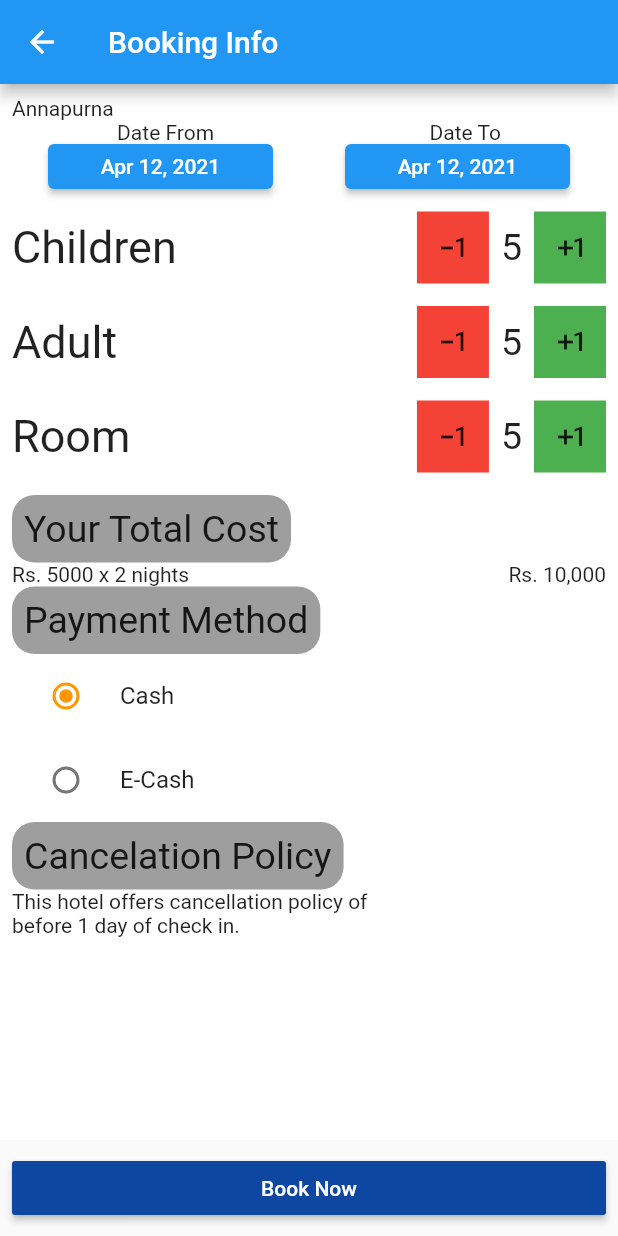
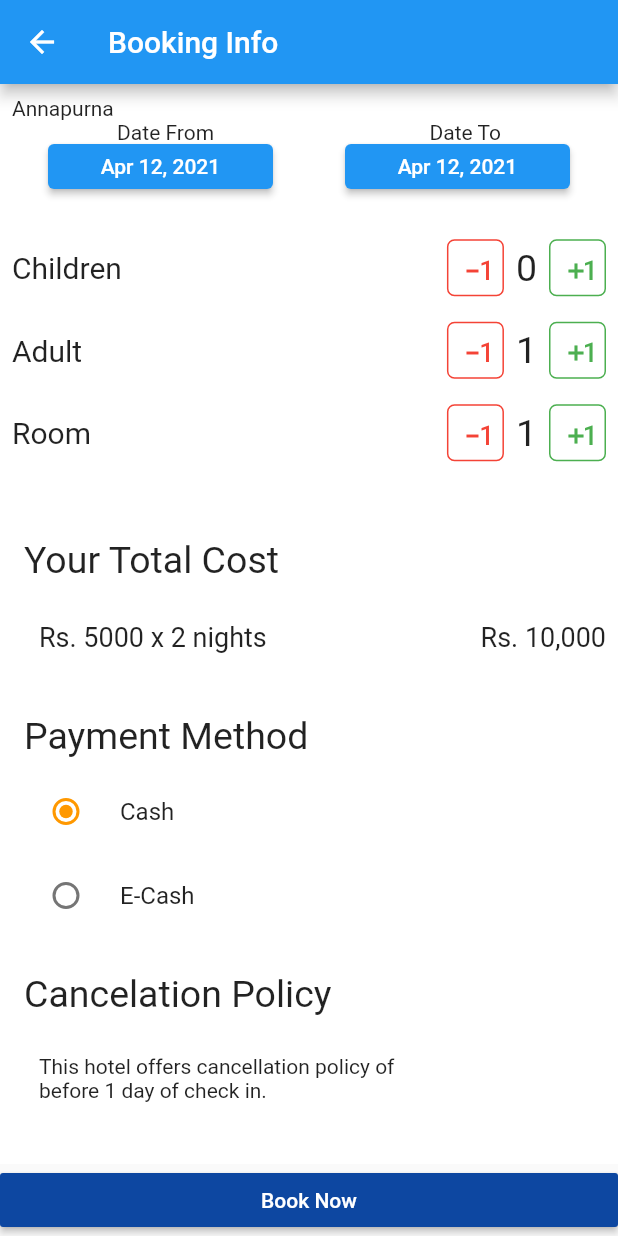
Before and after one commit to reewaz401/trabeely_app, a Flutter app: the BookingInfo screen opened by its route, on a phone screen of 412 x 824 dp. Run offline on Flutter 3.47's test engine with Material 2 defaults, Android fonts, the phone set to English and light mode, and no system bars; our stand-ins replace cool_alert, date_time_picker, datetime_picker_formfield, flutter_svg, image_picker, qr_flutter and 2 more; accounts and stored records are empty; project files that could hold a hidden picture were left out.

Commit message:
made few UI changes

```diff
--- a/lib/screens/Booking/bookinginfoDisplay.dart
+++ b/lib/screens/Booking/bookinginfoDisplay.dart
@@ -1,4 +1,5 @@
 import 'package:flutter/material.dart';
+
 import 'package:intl/intl.dart';
 import 'package:travel/components/datePicker_widget.dart';
 import 'package:travel/screens/Booking/bookingSucess.dart';
@@ -10,11 +11,27 @@ class BookingInfo extends StatefulWidget {
 }
 
 class _BookingInfoState extends State<BookingInfo> {
-  var adultsNum = 1;
-  var childNum = 0;
+  int adultsNum = 1;
+  int childNum = 0;
   String paymentMethod = 'Cash';
-  var roomsNum = 1;
+  int roomsNum = 1;
   String _paymentMethod = 'Cash';
+  void updateChild(int count) {
+    setState(() {
+      print(childNum);
+      childNum = count;
+      print(childNum);
+    });
+  }
+
+  void updateAdult(int count) {
+    setState(() => adultsNum = count);
+  }
+
+  void updateRoom(int count) {
+    setState(() => roomsNum = count);
+  }
+
   @override
   Widget build(BuildContext context) {
     DateTime initDate = DateTime.now();
@@ -49,8 +66,6 @@ class _BookingInfoState extends State<BookingInfo> {
       child: Scaffold(
         bottomSheet: Container(
           width: double.infinity,
-          child: Padding(
-            padding: const EdgeInsets.all(8.0),
           child: RaisedButton(
             color: Colors.blue[900],
             onPressed: () {
@@ -71,7 +86,6 @@ class _BookingInfoState extends State<BookingInfo> {
               child: Text(
                 'Book Now',
                 style: TextStyle(color: Colors.white),
-                ),
               ),
             ),
           ),
@@ -126,121 +140,34 @@ class _BookingInfoState extends State<BookingInfo> {
                 SizedBox(
                   height: 15,
                 ),
-                Row(
-                  mainAxisAlignment: MainAxisAlignment.spaceBetween,
-                  children: [
-                    Text(
-                      'Children',
-                      style: TextStyle(fontSize: 30),
-                    ),
-                    SizedBox(
-                      child: Row(
-                        children: [
-                          Container(
-                            color: Colors.red,
-                            child: IconButton(
-                                icon: Icon(Icons.exposure_minus_1_sharp),
-                                onPressed: () {}),
-                          ),
-                          Padding(
-                            padding: const EdgeInsets.all(8.0),
-                            child: Text(
-                              '5',
-                              style: TextStyle(fontSize: 25),
-                            ),
-                          ),
-                          Container(
-                            color: Colors.green,
-                            child: IconButton(
-                                icon: Icon(Icons.exposure_plus_1_outlined),
-                                onPressed: () {}),
-                          ),
-                        ],
-                      ),
-                    ),
-                  ],
-                ),
                 SizedBox(
                   height: 15,
                 ),
-                Row(
-                  mainAxisAlignment: MainAxisAlignment.spaceBetween,
-                  children: [
-                    Text(
-                      'Adult',
-                      style: TextStyle(fontSize: 30),
-                    ),
-                    SizedBox(
-                      child: Row(
-                        children: [
-                          Container(
-                            color: Colors.red,
-                            child: IconButton(
-                                icon: Icon(Icons.exposure_minus_1_sharp),
-                                onPressed: () {}),
-                          ),
-                          Padding(
-                            padding: const EdgeInsets.all(8.0),
-                            child: Text(
-                              '5',
-                              style: TextStyle(fontSize: 25),
-                            ),
-                          ),
-                          Container(
-                            color: Colors.green,
-                            child: IconButton(
-                                icon: Icon(Icons.exposure_plus_1_outlined),
-                                onPressed: () {}),
-                          ),
-                        ],
-                      ),
-                    ),
-                  ],
-                ),
-                SizedBox(
-                  height: 15,
-                ),
-                Row(
-                  mainAxisAlignment: MainAxisAlignment.spaceBetween,
-                  children: [
-                    Text(
-                      'Room',
-                      style: TextStyle(fontSize: 30),
-                    ),
-                    SizedBox(
-                      child: Row(
-                        children: [
-                          Container(
-                            color: Colors.red,
-                            child: IconButton(
-                                icon: Icon(Icons.exposure_minus_1_sharp),
-                                onPressed: () {}),
-                          ),
-                          Padding(
-                            padding: const EdgeInsets.all(8.0),
-                            child: Text(
-                              '5',
-                              style: TextStyle(fontSize: 25),
-                            ),
-                          ),
-                          Container(
-                            color: Colors.green,
-                            child: IconButton(
-                                icon: Icon(Icons.exposure_plus_1_outlined),
-                                onPressed: () {}),
-                          ),
-                        ],
-                      ),
-                    ),
-                  ],
-                ),
+                BookingInfos(
+                    type: 'Children', number: childNum, update: updateChild),
+                BookingInfos(
+                    type: 'Adult', number: adultsNum, update: updateAdult),
+                BookingInfos(
+                    type: 'Room', number: roomsNum, update: updateRoom),
                 SizedBox(
                   height: 15,
                 ),
                 heading('Your Total Cost'),
                 Row(
                   mainAxisAlignment: MainAxisAlignment.spaceBetween,
-                  children: [Text('Rs. 5000 x 2 nights'), Text('Rs. 10,000')],
+                  children: [
+                    Padding(
+                      padding: const EdgeInsets.all(18.0),
+                      child: Text(
+                        'Rs. 5000 x 2 nights',
+                        style: TextStyle(fontSize: 18),
+                      ),
+                    ),
+                    Text(
+                      'Rs. 10,000',
+                      style: TextStyle(fontSize: 18),
+                    )
+                  ],
                 ),
                 heading('Payment Method'),
                 RadioListTile(
@@ -262,8 +189,11 @@ class _BookingInfoState extends State<BookingInfo> {
                       });
                     }),
                 heading('Cancelation Policy'),
-                Text('''This hotel offers cancellation policy of
-before 1 day of check in.''')
+                Padding(
+                  padding: const EdgeInsets.all(18.0),
+                  child: Text('''This hotel offers cancellation policy of
+before 1 day of check in.'''),
+                )
               ],
             ),
           ),
@@ -301,10 +231,14 @@ datepicker(context) {
 }
 
 Widget heading(String heading) {
-  return Container(
+  return Column(
+    children: [
+      SizedBox(
+        height: 15,
+      ),
+      Container(
         decoration: BoxDecoration(
           borderRadius: BorderRadius.circular(15.0),
-      color: Colors.grey,
         ),
         child: Padding(
           padding: const EdgeInsets.all(8.0),
@@ -313,5 +247,74 @@ Widget heading(String heading) {
             style: TextStyle(fontSize: 25),
           ),
         ),
+      ),
+    ],
   );
 }
+
+class BookingInfos extends StatelessWidget {
+  final ValueChanged<int> update;
+  String type;
+  int number;
+  BookingInfos({this.type, this.number, this.update});
+
+  @override
+  Widget build(BuildContext context) {
+    return Column(
+      children: [
+        Row(
+          mainAxisAlignment: MainAxisAlignment.spaceBetween,
+          children: [
+            Text(
+              type,
+              style: TextStyle(fontSize: 20),
+            ),
+            SizedBox(
+              child: Row(
+                children: [
+                  Container(
+                    width: 38,
+                    height: 38,
+                    decoration: BoxDecoration(
+                        borderRadius: BorderRadius.circular(5.0),
+                        border: Border.all(color: Colors.red)),
+                    child: IconButton(
+                        color: Colors.red,
+                        icon: Icon(Icons.exposure_minus_1_sharp),
+                        onPressed: () {
+                          update(-1);
+                        }),
+                  ),
+                  Padding(
+                    padding: const EdgeInsets.all(8.0),
+                    child: Text(
+                      number.toString(),
+                      style: TextStyle(fontSize: 25),
+                    ),
+                  ),
+                  Container(
+                    width: 38,
+                    height: 38,
+                    decoration: BoxDecoration(
+                        borderRadius: BorderRadius.circular(5.0),
+                        border: Border.all(color: Colors.green)),
+                    child: IconButton(
+                      color: Colors.green,
+                      icon: Icon(Icons.exposure_plus_1),
+                      onPressed: () {
+                        update(1);
+                      },
+                    ),
+                  )
+                ],
+              ),
+            ),
+          ],
+        ),
+        SizedBox(
+          height: 10,
+        )
+      ],
+    );
+  }
+}
--- a/lib/screens/storyFeedScreen/storyFeed_screen.dart
+++ b/lib/screens/storyFeedScreen/storyFeed_screen.dart
@@ -11,13 +11,13 @@ class StoryFeedScreen extends StatelessWidget {
   static const routeName = '/storyScreen';
   @override
   Widget build(BuildContext context) {
-    return Container(
+    return Scaffold(
+      body: Container(
         color: Colors.grey[300],
         height: MediaQuery.of(context).size.height - 130,
         width: MediaQuery.of(context).size.height,
         child: Column(
           children: [
-          addStoryCard(context),
             Expanded(
               child: ListView.builder(
                   scrollDirection: Axis.vertical,
@@ -31,6 +31,7 @@ class StoryFeedScreen extends StatelessWidget {
                       ))),
             )
           ],
+        ),
       ),
     );
   }
```
Also changed, not shown: lib/screens/storyFeedScreen/components/storyFeed_item.dart (+35 -21 lines), assets/images/Group-1.svg (added), assets/images/Group-2.svg (added), assets/images/Group-3.svg (added), assets/images/Group.svg (added), assets/images/Vector.svg (added). Lines whose indentation alone changed are shown as unchanged.
